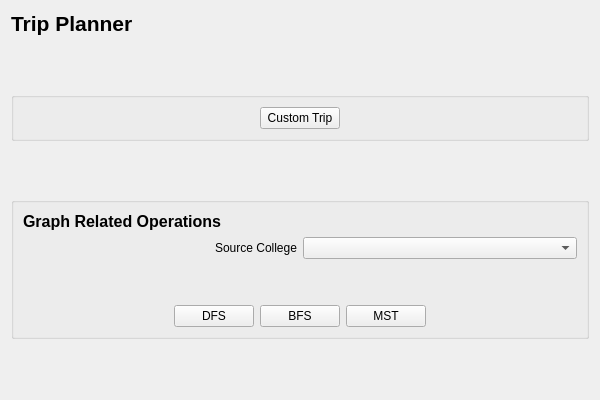
belalzahran/CS_Project2_TheApplicants, file CollegeTouring/tripplanner.ui: the form before one commit.
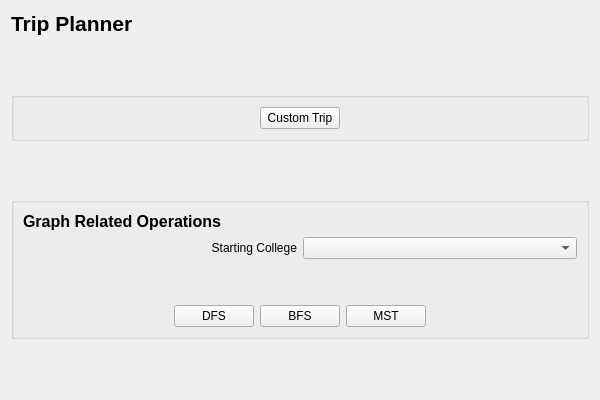
The form after the commit.

Commit message: tab widget changes

The edit to the form file:
```diff
--- a/CollegeTouring/tripplanner.ui
+++ b/CollegeTouring/tripplanner.ui
@@ -125,7 +125,7 @@
         <item>
          <widget class="QLabel" name="label_2">
           <property name="text">
-           <string>Source College</string>
+           <string>Starting College</string>
           </property>
           <property name="textFormat">
            <enum>Qt::AutoText</enum>
```
The commit also changes 6 other files.
